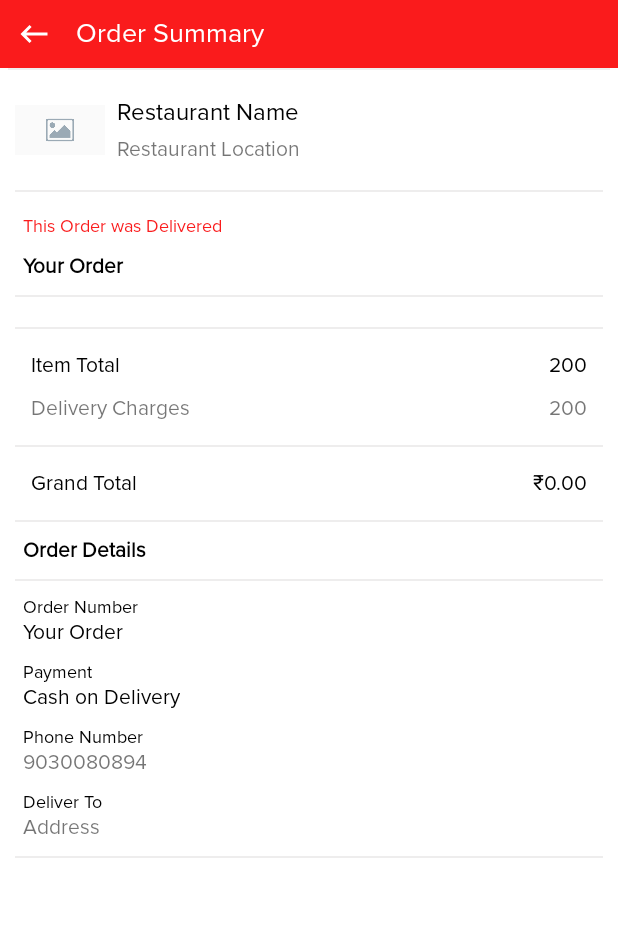
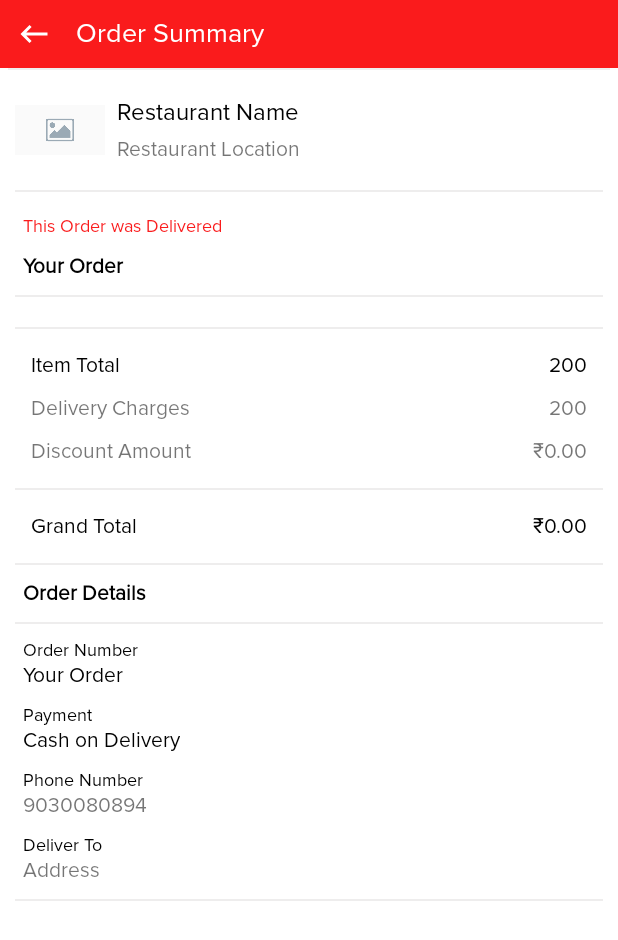
Before and after one commit to suresh429/Waro, an Android app: the OrderSummaryFragment screen opened through its navigation route, on a phone screen of 412 x 824 dp. Shown: the top 940 px of the screen. Run offline under Robolectric (Android 15) with nearby library versions, the phone set to English and light mode, and no system bars; our stand-ins replace navigation-ui; libraries missing offline, so code that uses them is left out: com.denzcoskun.imageslider; plain views replace ImageBadgeView; network calls fail; pictures from the network do not load; 15 statements that could not run were skipped.

Commit message:
first commit

```diff
--- a/app/src/main/java/com/waro/coin/fragments/OrderSummaryFragment.java
+++ b/app/src/main/java/com/waro/coin/fragments/OrderSummaryFragment.java
@@ -67,6 +67,12 @@ public class OrderSummaryFragment extends Fragment {
         binding.txtItemTotalPrice.setText("\u20b9"+ordersBeanList.get(position).getTotalAmt());
         binding.txtDeliveryPrice.setText("\u20b9"+ ordersBeanList.get(position).getDeliveryCharges());
 
+        if (ordersBeanList.get(position).getDiscount_amt() != null) {
+            binding.txtDiscountPrice.setText("\u20b9" + ordersBeanList.get(position).getDiscount_amt());
+        }else {
+            binding.txtDiscountPrice.setText("\u20b9" + "0.00");
+        }
+
         double total = Double.parseDouble(ordersBeanList.get(position).getTotalAmt()) + Double.parseDouble(ordersBeanList.get(position).getDeliveryCharges());
         binding.txtGrandTotalAmount.setText("\u20b9"+String.format("%.2f", total));
         binding.txtOrderNumber.setText(""+ordersBeanList.get(position).getId());
--- a/app/src/main/java/com/waro/coin/network/ApiInterface.java
+++ b/app/src/main/java/com/waro/coin/network/ApiInterface.java
@@ -2,6 +2,7 @@ package com.waro.coin.network;
 
 import com.waro.coin.model.AddressResponse;
 import com.waro.coin.model.BannerResponse;
+import com.waro.coin.model.BaseResponse;
 import com.waro.coin.model.CartResponse;
 import com.waro.coin.model.CategoriesResponse;
 import com.waro.coin.model.CitiesResponse;
@@ -104,4 +105,8 @@ public interface ApiInterface {
     @Headers("Content-Type: application/json")
     @POST("coupon-details")
     Call<CouponsResponse> getCouponDetailsList(@Body JsonObject jsonObject);
+
+    @Headers("Content-Type: application/json")
+    @POST("apply-coupon")
+    Call<BaseResponse> applyCoupon(@Body JsonObject jsonObject);
 }
--- a/app/src/main/java/com/waro/coin/network/Repository.java
+++ b/app/src/main/java/com/waro/coin/network/Repository.java
@@ -517,13 +517,11 @@ public class Repository {
             @Override
             public void onResponse(@NotNull Call<OrderHistoryResponse> call, @NotNull Response<OrderHistoryResponse> response) {
                 if (response.isSuccessful()) {
-
                     progressbarObservable.setValue(false);
                     homeData.setValue(response.body());
                 } else {
                     progressbarObservable.setValue(false);
                     toastMessageObserver.setValue("Something unexpected happened to our request: " + response.message()); // Whenever you want to show toast use setValue.
-
                 }
             }
 
--- a/app/src/main/res/layout/fragment_order_summary.xml
+++ b/app/src/main/res/layout/fragment_order_summary.xml
@@ -172,6 +172,35 @@
 
                 <TextView
                     android:id="@+id/txtDeliveryPrice"
+                    android:layout_width="wrap_content"
+                    android:layout_height="wrap_content"
+                    android:layout_alignParentEnd="true"
+                    android:layout_marginStart="5dp"
+                    android:layout_marginEnd="5dp"
+                    android:fontFamily="@font/proxima_nova_regular"
+                    android:text="@string/_200" />
+
+
+            </RelativeLayout>
+
+            <RelativeLayout
+
+                android:layout_width="match_parent"
+                android:layout_height="wrap_content"
+                android:padding="5dp">
+
+                <TextView
+                    android:id="@+id/txtDiscount"
+                    android:layout_width="wrap_content"
+                    android:layout_height="wrap_content"
+                    android:layout_marginStart="5dp"
+                    android:layout_marginEnd="5dp"
+                    android:fontFamily="@font/proxima_nova_regular"
+                    android:text="@string/discount_amount" />
+
+
+                <TextView
+                    android:id="@+id/txtDiscountPrice"
                     android:layout_width="wrap_content"
                     android:layout_height="wrap_content"
                     android:layout_alignParentEnd="true"
--- a/app/src/main/res/values/strings.xml
+++ b/app/src/main/res/values/strings.xml
@@ -74,6 +74,7 @@
     <string name="apply">APPLY</string>
     <string name="available_offers">Available Offers</string>
     <string name="coupon_discount">Coupon Discount</string>
+    <string name="discount_amount">Discount Amount</string>
 
 
 </resources>
```
Also changed, not shown: app/src/main/java/com/waro/coin/fragments/PlaceOrderFragment.java (+52 -6 lines), app/src/main/java/com/waro/coin/model/BaseResponse.java (added, +17 -0 lines), app/src/main/java/com/waro/coin/model/OrderHistoryResponse.java (+11 -0 lines).
